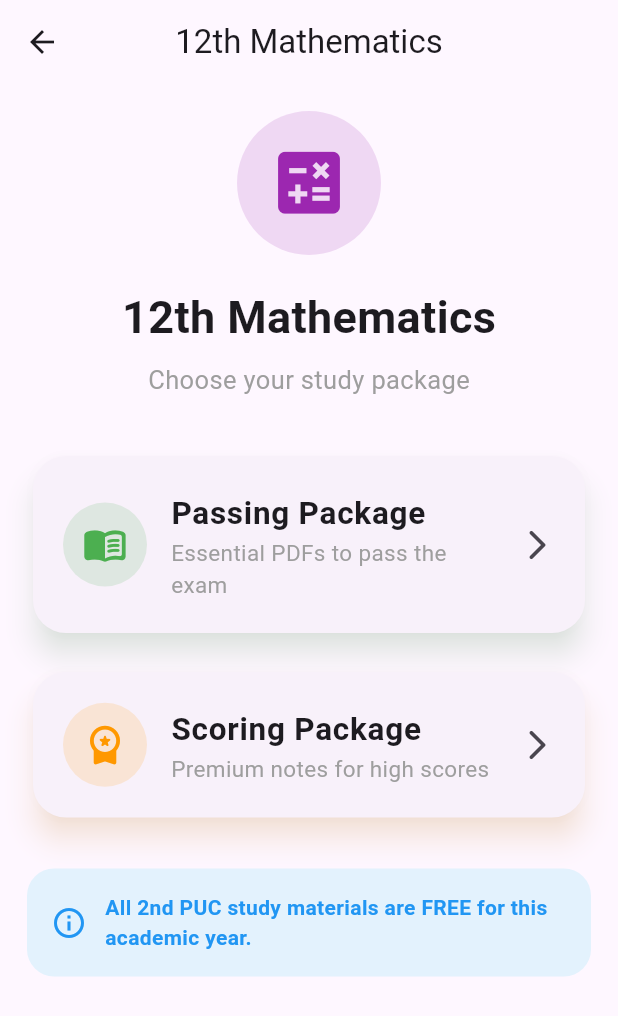
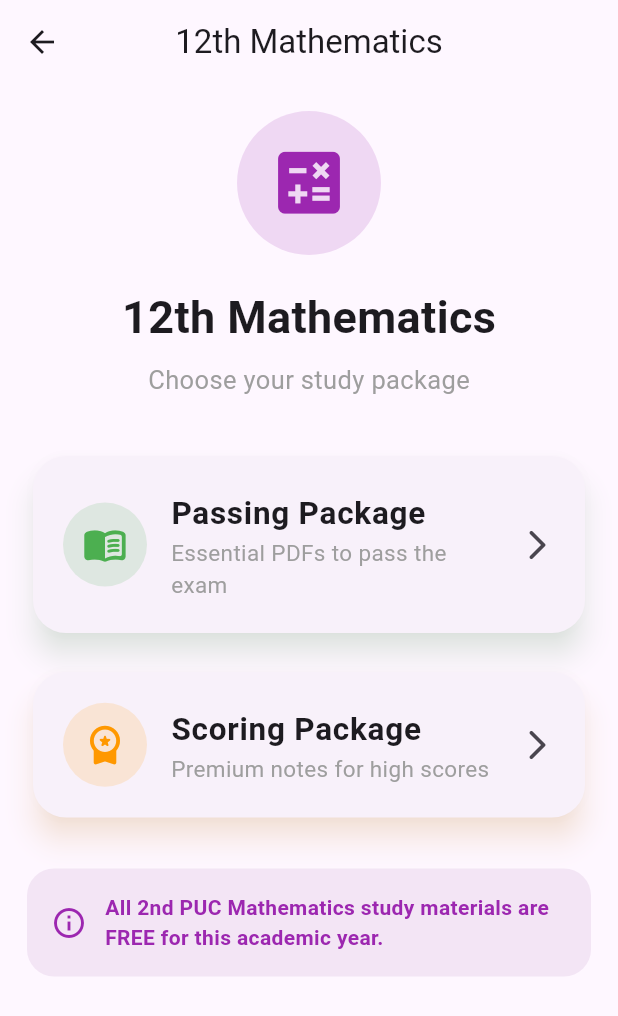
Before and after one commit to adityadu039-360/TopperGuru, a Flutter app: the Class12Page screen opened directly, after a tap on "Mathematics", on a phone screen of 412 x 824 dp. Shown: the top 1016 px of the screen. Run offline on Flutter 3.47's test engine with Material 3 defaults, Android fonts, the phone set to English and light mode, and no system bars; our stand-ins replace shared_preferences; accounts and stored records are empty.

Commit message:
Complete 2nd PUC Mathematics section

```diff
--- a/lib/class12_mathematics_page.dart
+++ b/lib/class12_mathematics_page.dart
@@ -1,19 +1,182 @@
 import 'package:flutter/material.dart';
 import 'class12_passing_package_page.dart';
 import 'class12_scoring_package_page.dart';
-import 'class12_physics_page.dart';
 
 class Class12MathematicsPage extends StatelessWidget {
   const Class12MathematicsPage({super.key});
 
   @override
   Widget build(BuildContext context) {
-    return const Subject12Page(
+    return Subject12Page(
       title: "12th Mathematics",
       icon: Icons.calculate,
       color: Colors.purple,
-      passingPage: Class12PassingPackagePage(),
-      scoringPage: Class12ScoringPackagePage(),
+      passingPage: const Class12PassingPackagePage(),
+      scoringPage: const Class12ScoringPackagePage(),
     );
   }
 }
+
+class Subject12Page extends StatelessWidget {
+  final String title;
+  final IconData icon;
+  final Color color;
+  final Widget passingPage;
+  final Widget scoringPage;
+
+  const Subject12Page({
+    super.key,
+    required this.title,
+    required this.icon,
+    required this.color,
+    required this.passingPage,
+    required this.scoringPage,
+  });
+
+  Widget buildCard({
+    required BuildContext context,
+    required IconData icon,
+    required Color color,
+    required String title,
+    required String subtitle,
+    required Widget page,
+  }) {
+    return Card(
+      elevation: 8,
+      shadowColor: color.withOpacity(0.25),
+      shape: RoundedRectangleBorder(
+        borderRadius: BorderRadius.circular(22),
+      ),
+      child: ListTile(
+        contentPadding: const EdgeInsets.symmetric(
+          horizontal: 20,
+          vertical: 14,
+        ),
+        leading: CircleAvatar(
+          radius: 28,
+          backgroundColor: color.withOpacity(0.15),
+          child: Icon(
+            icon,
+            color: color,
+            size: 30,
+          ),
+        ),
+        title: Text(
+          title,
+          style: const TextStyle(
+            fontSize: 21,
+            fontWeight: FontWeight.bold,
+          ),
+        ),
+        subtitle: Text(
+          subtitle,
+          style: const TextStyle(
+            fontSize: 15,
+            color: Colors.grey,
+          ),
+        ),
+        trailing: const Icon(Icons.arrow_forward_ios_rounded),
+        onTap: () {
+          Navigator.push(
+            context,
+            MaterialPageRoute(builder: (_) => page),
+          );
+        },
+      ),
+    );
+  }
+
+  @override
+  Widget build(BuildContext context) {
+    return Scaffold(
+      appBar: AppBar(
+        title: Text(title),
+        centerTitle: true,
+      ),
+      body: SingleChildScrollView(
+        padding: const EdgeInsets.all(18),
+        child: Column(
+          children: [
+            Hero(
+              tag: title,
+              child: CircleAvatar(
+                radius: 48,
+                backgroundColor: color.withOpacity(0.15),
+                child: Icon(
+                  icon,
+                  color: color,
+                  size: 55,
+                ),
+              ),
+            ),
+            const SizedBox(height: 20),
+            Text(
+              title,
+              style: const TextStyle(
+                fontSize: 30,
+                fontWeight: FontWeight.bold,
+              ),
+            ),
+            const SizedBox(height: 8),
+            const Text(
+              "Choose your study package",
+              style: TextStyle(
+                fontSize: 17,
+                color: Colors.grey,
+              ),
+            ),
+            const SizedBox(height: 35),
+
+            buildCard(
+              context: context,
+              icon: Icons.menu_book_rounded,
+              color: Colors.green,
+              title: "Passing Package",
+              subtitle: "Essential PDFs to pass the exam",
+              page: passingPage,
+            ),
+
+            const SizedBox(height: 18),
+
+            buildCard(
+              context: context,
+              icon: Icons.workspace_premium_rounded,
+              color: Colors.orange,
+              title: "Scoring Package",
+              subtitle: "Premium notes for high scores",
+              page: scoringPage,
+            ),
+
+            const SizedBox(height: 30),
+
+            Container(
+              padding: const EdgeInsets.all(16),
+              decoration: BoxDecoration(
+                color: Colors.purple.shade50,
+                borderRadius: BorderRadius.circular(18),
+              ),
+              child: const Row(
+                children: [
+                  Icon(
+                    Icons.info_outline,
+                    color: Colors.purple,
+                  ),
+                  SizedBox(width: 12),
+                  Expanded(
+                    child: Text(
+                      "All 2nd PUC Mathematics study materials are FREE for this academic year.",
+                      style: TextStyle(
+                        fontWeight: FontWeight.w600,
+                        color: Colors.purple,
+                      ),
+                    ),
+                  ),
+                ],
+              ),
+            ),
+          ],
+        ),
+      ),
+    );
+  }
+}
```
